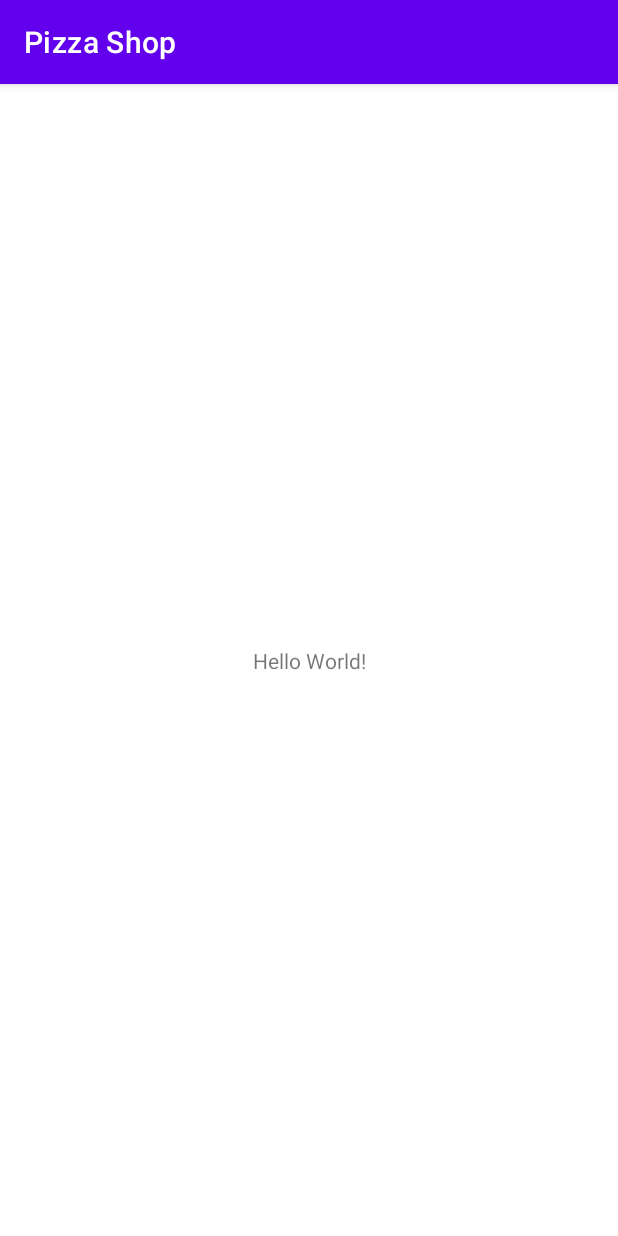
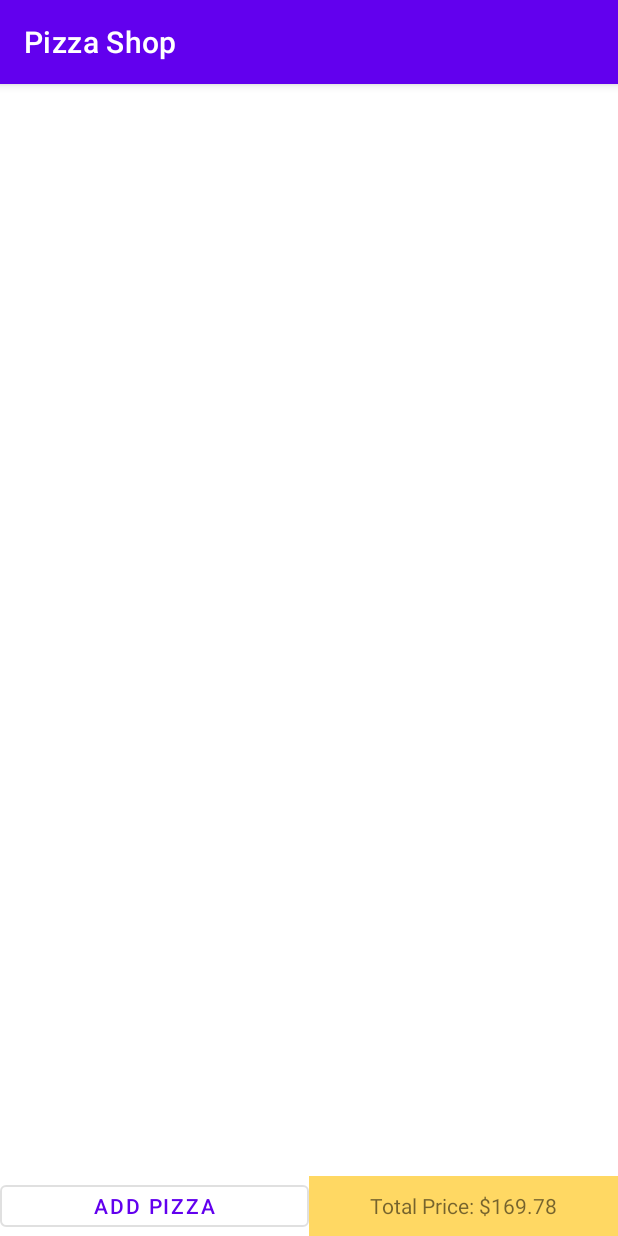
Before and after one commit to i-sachinkumar/pizza-shop, an Android app: the screen it shows after launch (MainActivity), on a phone screen of 412 x 824 dp. Run offline under Robolectric (Android 15) with nearby library versions, the phone set to English and light mode, and no system bars.

Commit message:
list_item and add button

```diff
--- a/app/src/main/res/layout/activity_main.xml
+++ b/app/src/main/res/layout/activity_main.xml
@@ -1,18 +1,55 @@
 <?xml version="1.0" encoding="utf-8"?>
-<androidx.constraintlayout.widget.ConstraintLayout xmlns:android="http://schemas.android.com/apk/res/android"
+<RelativeLayout xmlns:android="http://schemas.android.com/apk/res/android"
     xmlns:app="http://schemas.android.com/apk/res-auto"
     xmlns:tools="http://schemas.android.com/tools"
     android:layout_width="match_parent"
     android:layout_height="match_parent"
-    tools:context=".MainActivity">
+    tools:context=".MainActivity"
+    android:orientation="vertical">
 
-    <TextView
-        android:layout_width="wrap_content"
-        android:layout_height="wrap_content"
-        android:text="Hello World!"
-        app:layout_constraintBottom_toBottomOf="parent"
-        app:layout_constraintLeft_toLeftOf="parent"
-        app:layout_constraintRight_toRightOf="parent"
-        app:layout_constraintTop_toTopOf="parent" />
+    <ListView
+        android:layout_width="match_parent"
+        android:layout_height="0dp"
+        android:layout_above="@+id/bottom"
+        android:layout_alignParentTop="true"
+        tools:listitem="@layout/list_item"/>
 
-</androidx.constraintlayout.widget.ConstraintLayout>
+    <LinearLayout
+        android:id="@+id/bottom"
+        android:layout_width="match_parent"
+        android:layout_height="40dp"
+        android:orientation="horizontal"
+        android:layout_alignParentBottom="true">
+
+        <com.google.android.material.button.MaterialButton
+            style="?attr/materialButtonOutlinedStyle"
+            android:layout_width="0dp"
+            android:layout_weight="1"
+            android:text="Add Pizza"
+            android:layout_margin="0dp"
+            android:minWidth="0dp"
+            android:minHeight="0dp"
+            android:layout_height="match_parent"/>
+
+        <com.google.android.material.textview.MaterialTextView
+            android:layout_width="0dp"
+            android:layout_weight="1"
+            android:background="#FFD863"
+            android:text="Total Price: $169.78"
+            android:gravity="center"
+            android:layout_height="match_parent"/>
+    </LinearLayout>
+
+    <ProgressBar
+        android:id="@+id/progress_circular"
+        android:layout_width="60dp"
+        android:layout_height="60dp"
+        android:visibility="gone"
+        android:padding="120dp"
+        android:layout_alignParentTop="true"
+        android:layout_alignParentBottom="true"
+        android:layout_alignParentStart="true"
+        android:layout_alignParentEnd="true"/>
+
+
+</RelativeLayout>
```
